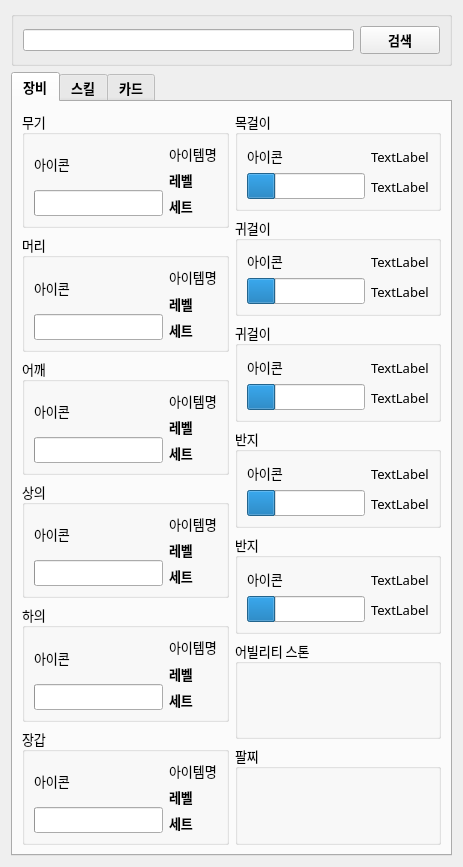
Old version of the form Profile/profile.ui in the repository Wseop/Qt_LoaTools.
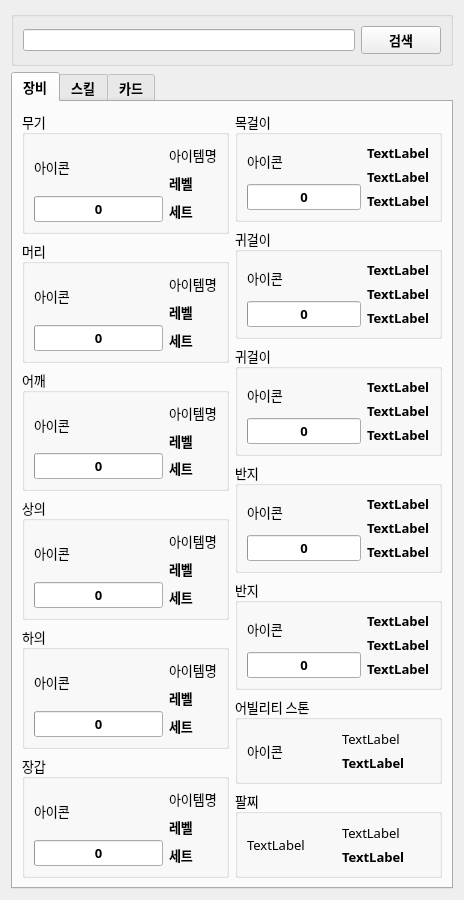
New version of the form.

Commit message: Profile 기능 추가 - Equip 전체 정보 parsing

```diff
--- a/Profile/profile.ui
+++ b/Profile/profile.ui
@@ -6,8 +6,8 @@
    <rect>
     <x>0</x>
     <y>0</y>
-    <width>463</width>
-    <height>732</height>
+    <width>464</width>
+    <height>760</height>
    </rect>
   </property>
   <property name="windowTitle">
@@ -98,6 +98,13 @@
                 <property name="enabled">
                  <bool>true</bool>
                 </property>
+                <property name="font">
+                 <font>
+                  <family>나눔스퀘어 네오 Bold</family>
+                  <pointsize>10</pointsize>
+                  <bold>true</bold>
+                 </font>
+                </property>
                 <property name="toolTip">
                  <string/>
                 </property>
@@ -107,8 +114,14 @@
                 <property name="value">
                  <number>0</number>
                 </property>
+                <property name="alignment">
+                 <set>Qt::AlignCenter</set>
+                </property>
                 <property name="textVisible">
-                 <bool>false</bool>
+                 <bool>true</bool>
+                </property>
+                <property name="format">
+                 <string>%p</string>
                 </property>
                </widget>
               </item>
@@ -180,11 +193,24 @@
               </item>
               <item>
                <widget class="QProgressBar" name="barQualHead">
+                <property name="font">
+                 <font>
+                  <family>나눔스퀘어 네오 Bold</family>
+                  <pointsize>10</pointsize>
+                  <bold>true</bold>
+                 </font>
+                </property>
                 <property name="value">
                  <number>0</number>
                 </property>
+                <property name="alignment">
+                 <set>Qt::AlignCenter</set>
+                </property>
                 <property name="textVisible">
-                 <bool>false</bool>
+                 <bool>true</bool>
+                </property>
+                <property name="format">
+                 <string>%p</string>
                 </property>
                </widget>
               </item>
@@ -256,11 +282,24 @@
               </item>
               <item>
                <widget class="QProgressBar" name="barQualShoulder">
+                <property name="font">
+                 <font>
+                  <family>나눔스퀘어 네오 Bold</family>
+                  <pointsize>10</pointsize>
+                  <bold>true</bold>
+                 </font>
+                </property>
                 <property name="value">
                  <number>0</number>
                 </property>
+                <property name="alignment">
+                 <set>Qt::AlignCenter</set>
+                </property>
                 <property name="textVisible">
-                 <bool>false</bool>
+                 <bool>true</bool>
+                </property>
+                <property name="format">
+                 <string>%p</string>
                 </property>
                </widget>
               </item>
@@ -332,11 +371,24 @@
               </item>
               <item>
                <widget class="QProgressBar" name="barQualTop">
+                <property name="font">
+                 <font>
+                  <family>나눔스퀘어 네오 Bold</family>
+                  <pointsize>10</pointsize>
+                  <bold>true</bold>
+                 </font>
+                </property>
                 <property name="value">
                  <number>0</number>
                 </property>
+                <property name="alignment">
+                 <set>Qt::AlignCenter</set>
+                </property>
                 <property name="textVisible">
-                 <bool>false</bool>
+                 <bool>true</bool>
+                </property>
+                <property name="format">
+                 <string>%p</string>
                 </property>
                </widget>
               </item>
@@ -408,11 +460,24 @@
               </item>
               <item>
                <widget class="QProgressBar" name="barQualBottom">
+                <property name="font">
+                 <font>
+                  <family>나눔스퀘어 네오 Bold</family>
+                  <pointsize>10</pointsize>
+                  <bold>true</bold>
+                 </font>
+                </property>
                 <property name="value">
                  <number>0</number>
                 </property>
+                <property name="alignment">
+                 <set>Qt::AlignCenter</set>
+                </property>
                 <property name="textVisible">
-                 <bool>false</bool>
+                 <bool>true</bool>
+                </property>
+                <property name="format">
+                 <string>%p</string>
                 </property>
                </widget>
               </item>
@@ -484,11 +549,24 @@
               </item>
               <item>
                <widget class="QProgressBar" name="barQualHand">
+                <property name="font">
+                 <font>
+                  <family>나눔스퀘어 네오 Bold</family>
+                  <pointsize>10</pointsize>
+                  <bold>true</bold>
+                 </font>
+                </property>
                 <property name="value">
                  <number>0</number>
                 </property>
+                <property name="alignment">
+                 <set>Qt::AlignCenter</set>
+                </property>
                 <property name="textVisible">
-                 <bool>false</bool>
+                 <bool>true</bool>
+                </property>
+                <property name="format">
+                 <string>%p</string>
                 </property>
                </widget>
               </item>
@@ -563,12 +641,25 @@
                </widget>
               </item>
               <item>
-               <widget class="QProgressBar" name="progressBar_6">
+               <widget class="QProgressBar" name="barQualNeck">
+                <property name="font">
+                 <font>
+                  <family>나눔스퀘어 네오 Bold</family>
+                  <pointsize>10</pointsize>
+                  <bold>true</bold>
+                 </font>
+                </property>
                 <property name="value">
-                 <number>24</number>
+                 <number>0</number>
+                </property>
+                <property name="alignment">
+                 <set>Qt::AlignCenter</set>
                 </property>
                 <property name="textVisible">
-                 <bool>false</bool>
+                 <bool>true</bool>
+                </property>
+                <property name="format">
+                 <string>%p</string>
                 </property>
                </widget>
               </item>
@@ -577,16 +668,56 @@
             <item>
              <layout class="QVBoxLayout" name="verticalLayout_17">
               <item>
-               <widget class="QLabel" name="label_45">
+               <widget class="QLabel" name="lbNameNeck">
+                <property name="font">
+                 <font>
+                  <family>나눔스퀘어 네오 Bold</family>
+                  <pointsize>10</pointsize>
+                  <bold>true</bold>
+                 </font>
+                </property>
                 <property name="text">
                  <string>TextLabel</string>
                 </property>
                </widget>
               </item>
               <item>
-               <widget class="QLabel" name="label_46">
+               <widget class="QLabel" name="lbAttrNeck">
+                <property name="font">
+                 <font>
+                  <family>나눔스퀘어 네오 Bold</family>
+                  <pointsize>10</pointsize>
+                  <bold>true</bold>
+                 </font>
+                </property>
                 <property name="text">
                  <string>TextLabel</string>
+                </property>
+                <property name="textFormat">
+                 <enum>Qt::AutoText</enum>
+                </property>
+                <property name="wordWrap">
+                 <bool>false</bool>
+                </property>
+               </widget>
+              </item>
+              <item>
+               <widget class="QLabel" name="lbEngraveNeck">
+                <property name="font">
+                 <font>
+                  <family>나눔스퀘어 네오 Bold</family>
+                  <pointsize>10</pointsize>
+                  <bold>true</bold>
+                 </font>
+                </property>
+                <property name="text">
+                 <string>TextLabel</string>
+                </property>
+                <property name="textFormat">
+                 <enum>Qt::AutoText</enum>
+                </property>
+                <property name="wordWrap">
+                 <bool>false</bool>
                 </property>
                </widget>
               </item>
@@ -618,12 +749,25 @@
                </widget>
               </item>
               <item>
-               <widget class="QProgressBar" name="progressBar_7">
+               <widget class="QProgressBar" name="barQualEar1">
+                <property name="font">
+                 <font>
+                  <family>나눔스퀘어 네오 Bold</family>
+                  <pointsize>10</pointsize>
+                  <bold>true</bold>
+                 </font>
+                </property>
                 <property name="value">
-                 <number>24</number>
+                 <number>0</number>
+                </property>
+                <property name="alignment">
+                 <set>Qt::AlignCenter</set>
                 </property>
                 <property name="textVisible">
-                 <bool>false</bool>
+                 <bool>true</bool>
+                </property>
+                <property name="format">
+                 <string>%p</string>
                 </property>
                </widget>
               </item>
@@ -632,16 +776,56 @@
             <item>
              <layout class="QVBoxLayout" name="verticalLayout_19">
               <item>
-               <widget class="QLabel" name="label_48">
+               <widget class="QLabel" name="lbNameEar1">
+                <property name="font">
+                 <font>
+                  <family>나눔스퀘어 네오 Bold</family>
+                  <pointsize>10</pointsize>
+                  <bold>true</bold>
+                 </font>
+                </property>
                 <property name="text">
                  <string>TextLabel</string>
                 </property>
                </widget>
               </item>
               <item>
-               <widget class="QLabel" name="label_47">
+               <widget class="QLabel" name="lbAttrEar1">
+                <property name="font">
+                 <font>
+                  <family>나눔스퀘어 네오 Bold</family>
+                  <pointsize>10</pointsize>
+                  <bold>true</bold>
+                 </font>
+                </property>
                 <property name="text">
                  <string>TextLabel</string>
+                </property>
+                <property name="textFormat">
+                 <enum>Qt::AutoText</enum>
+                </property>
+                <property name="wordWrap">
+                 <bool>false</bool>
+                </property>
+               </widget>
+              </item>
+              <item>
+               <widget class="QLabel" name="lbEngraveEar1">
+                <property name="font">
+                 <font>
+                  <family>나눔스퀘어 네오 Bold</family>
+                  <pointsize>10</pointsize>
+                  <bold>true</bold>
+                 </font>
+                </property>
+                <property name="text">
+                 <string>TextLabel</string>
+                </property>
+                <property name="textFormat">
+                 <enum>Qt::AutoText</enum>
+                </property>
+                <property name="wordWrap">
+                 <bool>false</bool>
                 </property>
                </widget>
               </item>
@@ -673,12 +857,25 @@
                </widget>
               </item>
               <item>
-               <widget class="QProgressBar" name="progressBar_8">
+               <widget class="QProgressBar" name="barQualEar2">
+                <property name="font">
+                 <font>
+                  <family>나눔스퀘어 네오 Bold</family>
+                  <pointsize>10</pointsize>
+                  <bold>true</bold>
+                 </font>
+                </property>
                 <property name="value">
-                 <number>24</number>
+                 <number>0</number>
+                </property>
+                <property name="alignment">
+                 <set>Qt::AlignCenter</set>
                 </property>
                 <property name="textVisible">
-                 <bool>false</bool>
+                 <bool>true</bool>
+                </property>
+                <property name="format">
+                 <string>%p</string>
                 </property>
                </widget>
               </item>
@@ -687,16 +884,56 @@
             <item>
              <layout class="QVBoxLayout" name="verticalLayout_21">
               <item>
-               <widget class="QLabel" name="label_49">
+               <widget class="QLabel" name="lbNameEar2">
+                <property name="font">
+                 <font>
+                  <family>나눔스퀘어 네오 Bold</family>
+                  <pointsize>10</pointsize>
+                  <bold>true</bold>
+                 </font>
+                </property>
                 <property name="text">
                  <string>TextLabel</string>
                 </property>
                </widget>
               </item>
               <item>
-               <widget class="QLabel" name="label_50">
+               <widget class="QLabel" name="lbAttrEar2">
+                <property name="font">
+                 <font>
+                  <family>나눔스퀘어 네오 Bold</family>
+                  <pointsize>10</pointsize>
+                  <bold>true</bold>
+                 </font>
+                </property>
                 <property name="text">
                  <string>TextLabel</string>
+                </property>
+                <property name="textFormat">
+                 <enum>Qt::AutoText</enum>
+                </property>
+                <property name="wordWrap">
+                 <bool>false</bool>
+                </property>
+               </widget>
+              </item>
+              <item>
+               <widget class="QLabel" name="lbEngraveEar2">
+                <property name="font">
+                 <font>
+                  <family>나눔스퀘어 네오 Bold</family>
+                  <pointsize>10</pointsize>
+                  <bold>true</bold>
+                 </font>
+                </property>
+                <property name="text">
+                 <string>TextLabel</string>
+                </property>
+                <property name="textFormat">
+                 <enum>Qt::AutoText</enum>
+                </property>
+                <property name="wordWrap">
+                 <bool>false</bool>
                 </property>
                </widget>
               </item>
@@ -728,12 +965,25 @@
                </widget>
               </item>
               <item>
-               <widget class="QProgressBar" name="progressBar_9">
+               <widget class="QProgressBar" name="barQualRing1">
+                <property name="font">
+                 <font>
+                  <family>나눔스퀘어 네오 Bold</family>
+                  <pointsize>10</pointsize>
+                  <bold>true</bold>
+                 </font>
+                </property>
                 <property name="value">
-                 <number>24</number>
+                 <number>0</number>
+                </property>
+                <property name="alignment">
+                 <set>Qt::AlignCenter</set>
                 </property>
                 <property name="textVisible">
-                 <bool>false</bool>
+                 <bool>true</bool>
+                </property>
+                <property name="format">
+                 <string>%p</string>
                 </property>
                </widget>
               </item>
@@ -742,16 +992,56 @@
             <item>
              <layout class="QVBoxLayout" name="verticalLayout_23">
               <item>
-               <widget class="QLabel" name="label_51">
+               <widget class="QLabel" name="lbNameRing1">
+                <property name="font">
+                 <font>
+                  <family>나눔스퀘어 네오 Bold</family>
+                  <pointsize>10</pointsize>
+                  <bold>true</bold>
+                 </font>
+                </property>
                 <property name="text">
                  <string>TextLabel</string>
                 </property>
                </widget>
               </item>
               <item>
-               <widget class="QLabel" name="label_52">
+               <widget class="QLabel" name="lbAttrRing1">
+                <property name="font">
+                 <font>
+                  <family>나눔스퀘어 네오 Bold</family>
+                  <pointsize>10</pointsize>
+                  <bold>true</bold>
+                 </font>
+                </property>
                 <property name="text">
                  <string>TextLabel</string>
+                </property>
+                <property name="textFormat">
+                 <enum>Qt::AutoText</enum>
+                </property>
+                <property name="wordWrap">
+                 <bool>false</bool>
+                </property>
+               </widget>
+              </item>
+              <item>
+               <widget class="QLabel" name="lbEngraveRing1">
+                <property name="font">
+                 <font>
+                  <family>나눔스퀘어 네오 Bold</family>
+                  <pointsize>10</pointsize>
+                  <bold>true</bold>
+                 </font>
+                </property>
+                <property name="text">
+                 <string>TextLabel</string>
+                </property>
+                <property name="textFormat">
+                 <enum>Qt::AutoText</enum>
+                </property>
+                <property name="wordWrap">
+                 <bool>false</bool>
                 </property>
                </widget>
               </item>
@@ -783,12 +1073,25 @@
                </widget>
               </item>
               <item>
-               <widget class="QProgressBar" name="progressBar_10">
+               <widget class="QProgressBar" name="barQualRing2">
+                <property name="font">
+                 <font>
+                  <family>나눔스퀘어 네오 Bold</family>
+                  <pointsize>10</pointsize>
+                  <bold>true</bold>
+                 </font>
+                </property>
                 <property name="value">
-                 <number>24</number>
+                 <number>0</number>
+                </property>
+                <property name="alignment">
+                 <set>Qt::AlignCenter</set>
                 </property>
                 <property name="textVisible">
-                 <bool>false</bool>
+                 <bool>true</bool>
+                </property>
+                <property name="format">
+                 <string>%p</string>
                 </property>
                </widget>
               </item>
@@ -797,16 +1100,56 @@
             <item>
              <layout class="QVBoxLayout" name="verticalLayout_25">
               <item>
-               <widget class="QLabel" name="label_53">
+               <widget class="QLabel" name="lbNameRing2">
+                <property name="font">
+                 <font>
+                  <family>나눔스퀘어 네오 Bold</family>
+                  <pointsize>10</pointsize>
+                  <bold>true</bold>
+                 </font>
+                </property>
                 <property name="text">
                  <string>TextLabel</string>
                 </property>
                </widget>
               </item>
               <item>
-               <widget class="QLabel" name="label_54">
+               <widget class="QLabel" name="lbAttrRing2">
+                <property name="font">
+                 <font>
+                  <family>나눔스퀘어 네오 Bold</family>
+                  <pointsize>10</pointsize>
+                  <bold>true</bold>
+                 </font>
+                </property>
                 <property name="text">
                  <string>TextLabel</string>
+                </property>
+                <property name="textFormat">
+                 <enum>Qt::AutoText</enum>
+                </property>
+                <property name="wordWrap">
+                 <bool>false</bool>
+                </property>
+               </widget>
+              </item>
+              <item>
+               <widget class="QLabel" name="lbEngraveRing2">
+                <property name="font">
+                 <font>
+                  <family>나눔스퀘어 네오 Bold</family>
+                  <pointsize>10</pointsize>
+                  <bold>true</bold>
+                 </font>
+                </property>
+                <property name="text">
+                 <string>TextLabel</string>
+                </property>
+                <property name="textFormat">
+                 <enum>Qt::AutoText</enum>
+                </property>
+                <property name="wordWrap">
+                 <bool>false</bool>
                 </property>
                </widget>
               </item>
@@ -829,10 +1172,40 @@
            </property>
            <layout class="QHBoxLayout" name="horizontalLayout_14">
             <item>
-             <layout class="QVBoxLayout" name="verticalLayout_26"/>
+             <layout class="QVBoxLayout" name="verticalLayout_26">
+              <item>
+               <widget class="QLabel" name="lbIconStone">
+                <property name="text">
+                 <string>아이콘</string>
+                </property>
+               </widget>
+              </item>
+             </layout>
             </item>
             <item>
-             <layout class="QVBoxLayout" name="verticalLayout_27"/>
+             <layout class="QVBoxLayout" name="verticalLayout_27">
+              <item>
+               <widget class="QLabel" name="lbNameStone">
+                <property name="text">
+                 <string>TextLabel</string>
+                </property>
+               </widget>
+              </item>
+              <item>
+               <widget class="QLabel" name="lbEngraveStone">
+                <property name="font">
+                 <font>
+                  <family>나눔스퀘어 네오 Bold</family>
+                  <pointsize>10</pointsize>
+                  <bold>true</bold>
+                 </font>
+                </property>
+                <property name="text">
+                 <string>TextLabel</string>
+                </property>
+               </widget>
+              </item>
+             </layout>
             </item>
            </layout>
           </widget>
@@ -851,10 +1224,40 @@
            </property>
            <layout class="QHBoxLayout" name="horizontalLayout_15">
             <item>
-             <layout class="QVBoxLayout" name="verticalLayout_28"/>
+             <layout class="QVBoxLayout" name="verticalLayout_28">
+              <item>
+               <widget class="QLabel" name="lbIconBracelet">
+                <property name="text">
+                 <string>TextLabel</string>
+                </property>
+               </widget>
+              </item>
+             </layout>
             </item>
             <item>
-             <layout class="QVBoxLayout" name="verticalLayout_29"/>
+             <layout class="QVBoxLayout" name="verticalLayout_29">
+              <item>
+               <widget class="QLabel" name="lbNameBracelet">
+                <property name="text">
+                 <string>TextLabel</string>
+                </property>
+               </widget>
+              </item>
+              <item>
+               <widget class="QLabel" name="lbEffectBracelet">
+                <property name="font">
+                 <font>
+                  <family>나눔스퀘어 네오 Bold</family>
+                  <pointsize>10</pointsize>
+                  <bold>true</bold>
+                 </font>
+                </property>
+                <property name="text">
+                 <string>TextLabel</string>
+                </property>
+               </widget>
+              </item>
+             </layout>
             </item>
            </layout>
           </widget>
```
Left out of the diff: 20 changed lines with no effect on the pictures. The commit also changes 2 other files.
